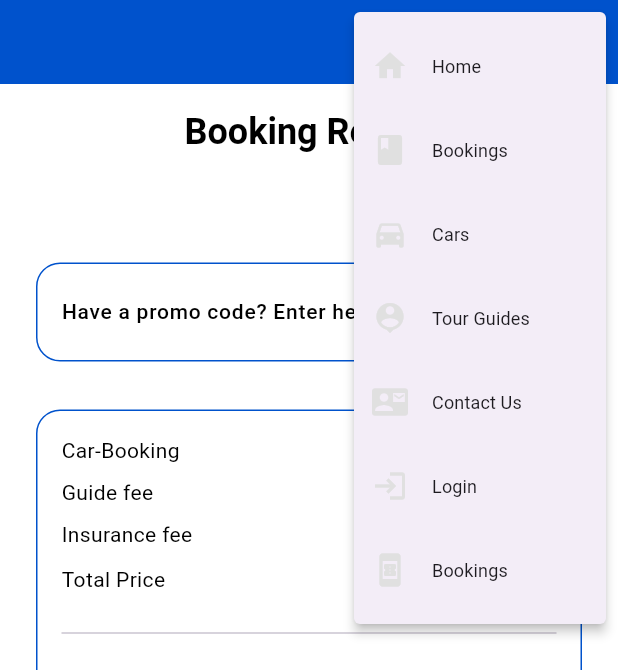
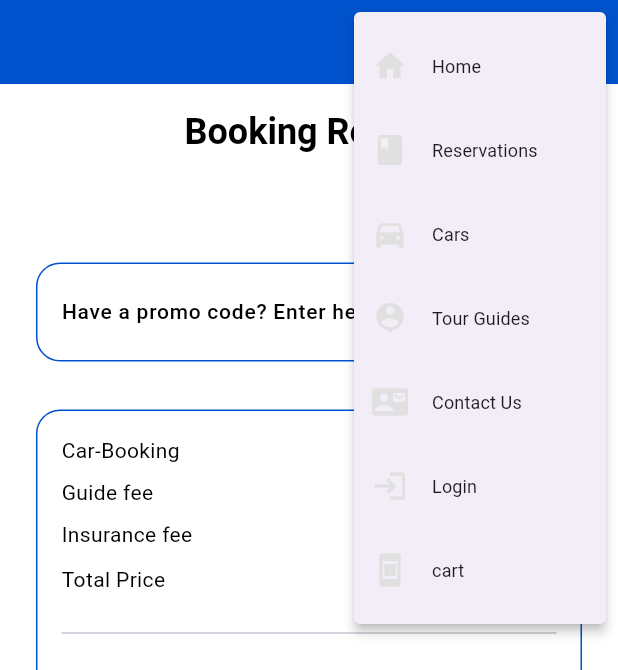
Before and after one commit to adventure-rides/adventure-rides, a Flutter app: the CheckoutScreen screen opened by its route, after a tap on the "more vert" icon, on a phone screen of 412 x 824 dp. Shown: the top 670 px of the screen. Run offline on Flutter 3.47's test engine with Material 3 defaults, Android fonts, the light colour scheme and no system bars; our stand-ins replace cached_network_image, carousel_slider, cloud_firestore, connectivity_plus, firebase_auth, firebase_core and 14 more; missing offline and left inert: mailer; accounts and stored records are empty; Roboto replaces fonts that are missing (poppins); project files that could hold a hidden picture were left out.

Commit message:
first commit

```diff
--- /dev/null
+++ b/devtools_options.yaml
@@ -0,0 +1,3 @@
+description: This file stores settings for Dart & Flutter DevTools.
+documentation: https://docs.flutter.dev/tools/devtools/extensions#configure-extension-enablement-states
+extensions:
--- a/lib/features/authentication/screens/home/other_screens_appbar/fixed_screen_appbar.dart
+++ b/lib/features/authentication/screens/home/other_screens_appbar/fixed_screen_appbar.dart
@@ -39,9 +39,9 @@ class FixedScreenAppbar extends StatelessWidget implements PreferredSizeWidget {
           ),
           TextButton.icon(
             onPressed: () => Get.off(() => const BookingScreen()),
-            icon: const Icon(Icons.book, color: SColors.white),
-            label:
-                const Text("Bookings", style: TextStyle(color: SColors.white)),
+            icon: const Icon(Icons.rsvp, color: SColors.white),
+            label: const Text("Reservation",
+                style: TextStyle(color: SColors.white)),
           ),
           TextButton.icon(
             onPressed: () => Get.to(() => AllCars(
@@ -85,7 +85,7 @@ class FixedScreenAppbar extends StatelessWidget implements PreferredSizeWidget {
                 case 'home':
                   Get.to(() => const NavigationMenu());
                   break;
-                case 'bookings':
+                case 'reservation':
                   Get.to(() => const BookingScreen());
                   break;
                 case 'cars':
@@ -122,10 +122,10 @@ class FixedScreenAppbar extends StatelessWidget implements PreferredSizeWidget {
                 ),
               ),
               PopupMenuItem<String>(
-                value: 'bookings',
+                value: 'reservation',
                 child: ListTile(
                   leading: Icon(Icons.book, color: SColors.grey),
-                  title: const Text("Bookings"),
+                  title: const Text("Reservations"),
                 ),
               ),
               PopupMenuItem<String>(
@@ -157,10 +157,10 @@ class FixedScreenAppbar extends StatelessWidget implements PreferredSizeWidget {
                 ),
               ),
               PopupMenuItem<String>(
-                value: 'bookings',
+                value: 'cart',
                 child: ListTile(
                   leading: Icon(Icons.book_online, color: SColors.grey),
-                  title: const Text("Bookings"),
+                  title: const Text("cart"),
                 ),
               ),
             ],
--- a/lib/features/authentication/screens/home/widgets/home_appbar.dart
+++ b/lib/features/authentication/screens/home/widgets/home_appbar.dart
@@ -72,9 +72,9 @@ class SHomeAppBar extends StatelessWidget {
           ),
           TextButton.icon(
             onPressed: () => Get.to(() => const BookingScreen()),
-            icon: const Icon(Icons.book, color: SColors.white),
-            label:
-                const Text("Bookings", style: TextStyle(color: SColors.white)),
+            icon: const Icon(Icons.rsvp, color: SColors.white),
+            label: const Text("Reservation",
+                style: TextStyle(color: SColors.white)),
           ),
           TextButton.icon(
             onPressed: () => Get.to(() => AllCars(
@@ -117,7 +117,7 @@ class SHomeAppBar extends StatelessWidget {
                 case 'home':
                   Get.to(() => const NavigationMenu());
                   break;
-                case 'Bookings':
+                case 'Reservation':
                   Get.to(() => BookingScreen());
                   break;
                 case 'cars':
@@ -153,10 +153,10 @@ class SHomeAppBar extends StatelessWidget {
                 ),
               ),
               PopupMenuItem<String>(
-                value: 'bookings',
+                value: 'reservation',
                 child: ListTile(
                   leading: Icon(Icons.book, color: SColors.grey),
-                  title: const Text("Bookings"),
+                  title: const Text("Reservation"),
                 ),
               ),
               PopupMenuItem<String>(
--- a/pubspec.yaml
+++ b/pubspec.yaml
@@ -42,6 +42,7 @@ dependencies:
   flutter_native_splash: ^2.3.1
   smooth_page_indicator: ^1.1.0
   wakelock_plus: ^1.2.8
+  mailer: ^6.2.0
 
   # The following adds the Cupertino Icons font to your application.
   # Use with the CupertinoIcons class for iOS style icons.
@@ -86,6 +87,7 @@ dev_dependencies:
 
 # The following section is specific to Flutter packages.
 flutter:
+
 
   # The following line ensures that the Material Icons font is
   # included with your application, so that you can use the icons in
```
Also changed, not shown: lib/features/book/screens/booking/desktop/booking_desktop.dart (+27 -22 lines), pubspec.lock.
